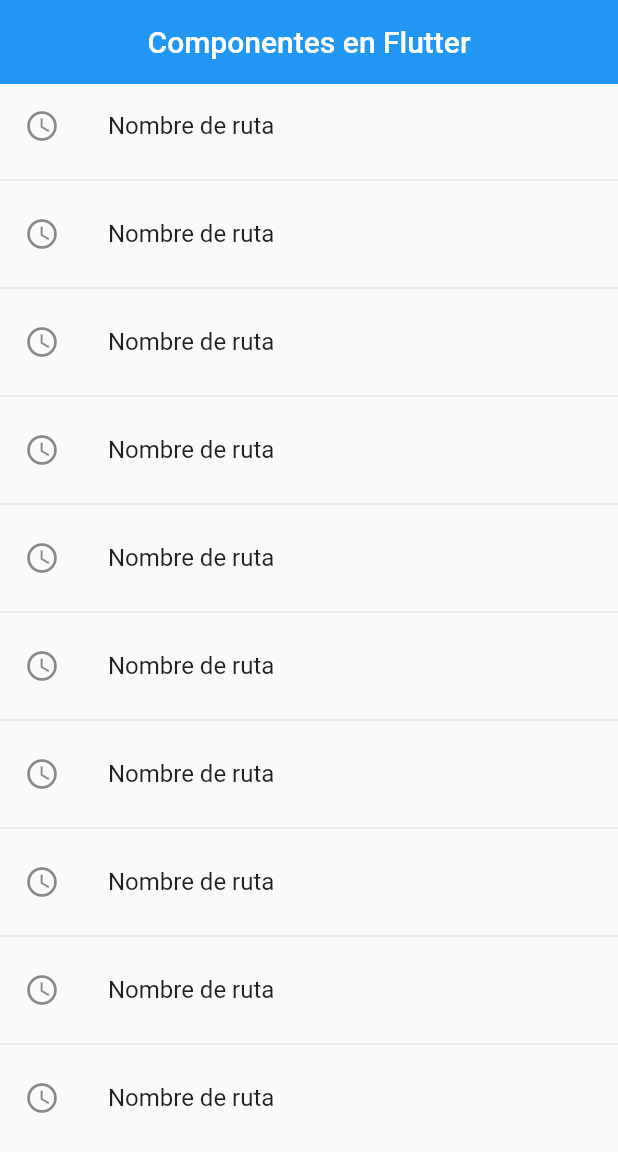
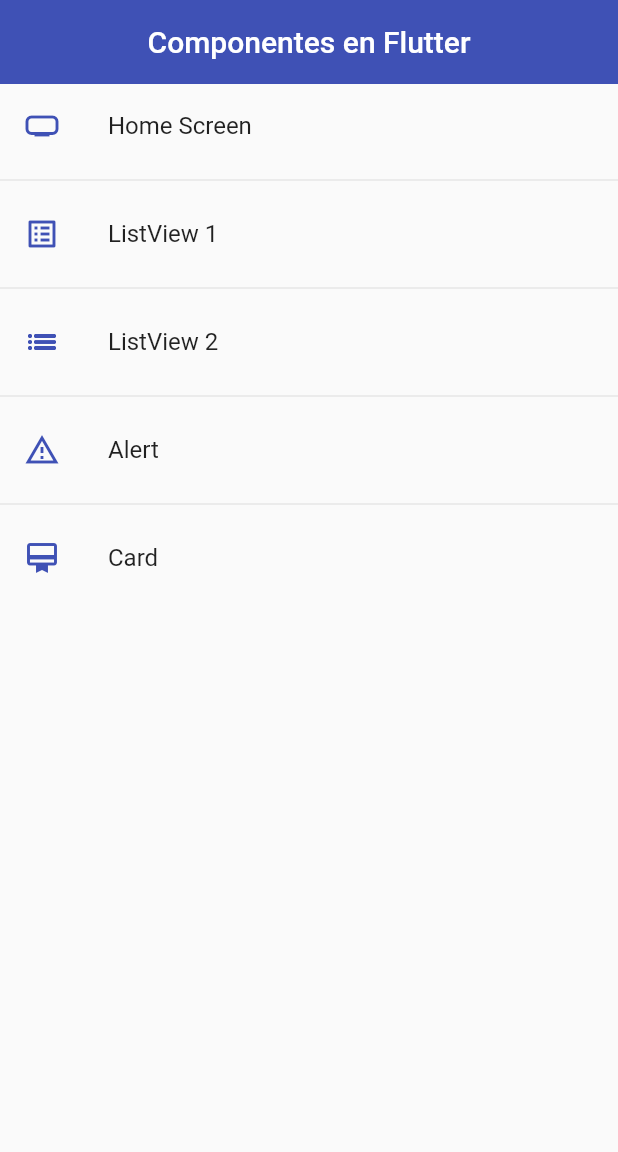
Before and after one commit to DG-Develop/Components_Flutter, a Flutter app: the screen it shows after launch, on a phone screen of 412 x 824 dp. Shown: the top 1152 px of the screen. Run offline on Flutter 3.47's test engine with Material 2 defaults, Android fonts, the phone set to English and light mode, and no system bars.

Commit message:
[ADD] Agregando los temas al proyecto

```diff
--- a/lib/main.dart
+++ b/lib/main.dart
@@ -1,6 +1,7 @@
 import 'package:flutter/material.dart';
 
 import 'router/app_routes.dart';
+import 'themes/app_theme.dart';
 
 void main() => runApp(const MyApp());
 
@@ -10,10 +11,12 @@ class MyApp extends StatelessWidget {
   @override
   Widget build(BuildContext context) {
     return MaterialApp(
-        debugShowCheckedModeBanner: false,
-        title: 'Material App',
-        initialRoute: AppRoutes.initialRoute,
-        routes: AppRoutes.routes,
-        onGenerateRoute: AppRoutes.onGenerateRoute);
+      debugShowCheckedModeBanner: false,
+      title: 'Material App',
+      initialRoute: AppRoutes.initialRoute,
+      routes: AppRoutes.getAppRoutes(),
+      onGenerateRoute: AppRoutes.onGenerateRoute,
+      theme: AppTheme.lightTheme,
+    );
   }
 }
--- a/lib/router/app_routes.dart
+++ b/lib/router/app_routes.dart
@@ -32,13 +32,24 @@ class AppRoutes {
         screen: const CardScreen(),
         icon: Icons.card_membership_outlined),
   ];
-  static Map<String, Widget Function(BuildContext)> routes = {
-    'home': (context) => const HomeScreen(),
-    'listview1': (context) => const ListView1Screen(),
-    'listview2': (context) => const ListView2Screen(),
-    'alert': (context) => const AlertScreen(),
-    'card': (context) => const CardScreen(),
-  };
+
+  static Map<String, Widget Function(BuildContext)> getAppRoutes() {
+    Map<String, Widget Function(BuildContext)> appRoutes = {};
+
+    for (final option in menuOptions) {
+      appRoutes.addAll({option.route: (BuildContext context) => option.screen});
+    }
+
+    return appRoutes;
+  }
+
+  // static Map<String, Widget Function(BuildContext)> routes = {
+  //   'home': (context) => const HomeScreen(),
+  //   'listview1': (context) => const ListView1Screen(),
+  //   'listview2': (context) => const ListView2Screen(),
+  //   'alert': (context) => const AlertScreen(),
+  //   'card': (context) => const CardScreen(),
+  // };
   static Route<dynamic> onGenerateRoute(RouteSettings settings) {
     return MaterialPageRoute(
       builder: (context) => const AlertScreen(),
--- a/lib/screens/home_screen.dart
+++ b/lib/screens/home_screen.dart
@@ -1,31 +1,37 @@
+import 'package:fl_components/themes/app_theme.dart';
 import 'package:flutter/material.dart';
+import 'package:fl_components/router/app_routes.dart';
 
 class HomeScreen extends StatelessWidget {
   const HomeScreen({Key? key}) : super(key: key);
 
   @override
   Widget build(BuildContext context) {
+    final menuOptions = AppRoutes.menuOptions;
+
     return Scaffold(
       appBar: AppBar(
         title: const Text('Componentes en Flutter'),
         centerTitle: true,
-        elevation: 0,
       ),
       body: ListView.separated(
           itemBuilder: (context, index) => ListTile(
-                title: const Text('Nombre de ruta'),
-                leading: const Icon(Icons.access_time_outlined),
+                title: Text(menuOptions[index].name),
+                leading: Icon(
+                  menuOptions[index].icon,
+                  color: AppTheme.primary,
+                ),
                 onTap: () {
                   // final route = MaterialPageRoute(
                   //   builder: (context) => const ListView1Screen(),
                   // );
                   // Navigator.push(context, route);
 
-                  Navigator.pushNamed(context, 'alert');
+                  Navigator.pushNamed(context, menuOptions[index].route);
                 },
               ),
           separatorBuilder: (_, __) => const Divider(),
-          itemCount: 10),
+          itemCount: menuOptions.length),
     );
   }
 }
--- a/lib/screens/listview2_screen.dart
+++ b/lib/screens/listview2_screen.dart
@@ -14,8 +14,6 @@ class ListView2Screen extends StatelessWidget {
     return Scaffold(
       appBar: AppBar(
         title: const Text('Lisview Tipo 2'),
-        elevation: 0,
-        backgroundColor: Colors.indigo,
         centerTitle: true,
       ),
       body: ListView.separated(
--- /dev/null
+++ b/lib/themes/app_theme.dart
@@ -0,0 +1,14 @@
+import 'package:flutter/material.dart';
+
+class AppTheme {
+  static const Color primary = Colors.indigo;
+
+  static final ThemeData lightTheme = ThemeData.light().copyWith(
+      primaryColor: primary,
+      appBarTheme: const AppBarTheme(color: primary, elevation: 0));
+
+  static final ThemeData darkTheme = ThemeData.dark().copyWith(
+      primaryColor: primary,
+      appBarTheme: const AppBarTheme(color: primary, elevation: 0),
+      scaffoldBackgroundColor: Colors.black);
+}
```
